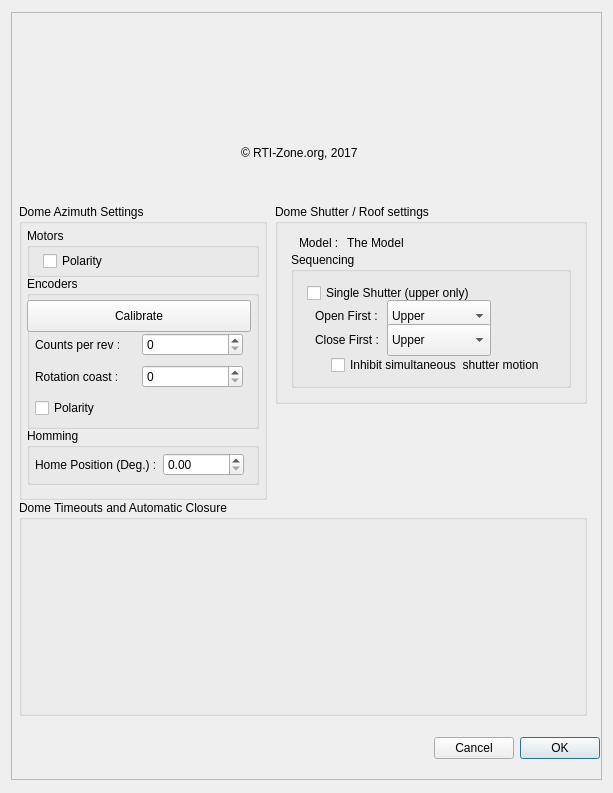
Qt form DomePro.ui (rpineau/DomePro) before a commit.
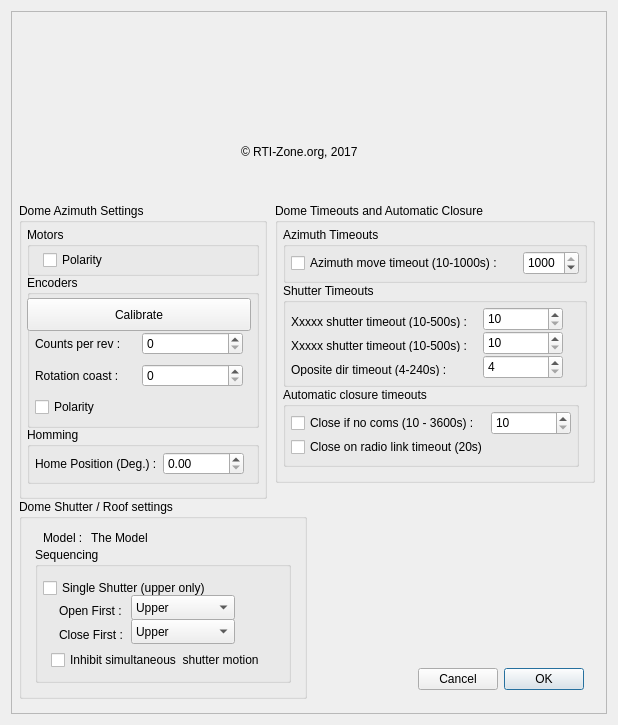
The same form after that commit. Icons and pictures are not drawn. Custom widgets are drawn as their Qt base class.

Commit message: So UI fix, also fixed the install ad build script.

```diff
--- a/DomePro.ui
+++ b/DomePro.ui
@@ -6,8 +6,8 @@
    <rect>
     <x>0</x>
     <y>0</y>
-    <width>613</width>
-    <height>793</height>
+    <width>618</width>
+    <height>725</height>
    </rect>
   </property>
   <property name="minimumSize">
@@ -77,9 +77,9 @@
         <property name="geometry">
          <rect>
           <x>0</x>
-          <y>24</y>
+          <y>23</y>
           <width>224</width>
-          <height>32</height>
+          <height>33</height>
          </rect>
         </property>
         <property name="text">
@@ -223,9 +223,9 @@
      <widget class="QGroupBox" name="groupBox_3">
       <property name="geometry">
        <rect>
-        <x>264</x>
-        <y>192</y>
-        <width>312</width>
+        <x>8</x>
+        <y>488</y>
+        <width>288</width>
         <height>200</height>
        </rect>
       </property>
@@ -263,7 +263,7 @@
         <rect>
          <x>16</x>
          <y>48</y>
-         <width>280</width>
+         <width>256</width>
          <height>136</height>
         </rect>
        </property>
@@ -273,7 +273,7 @@
        <widget class="QCheckBox" name="checkBox_3">
         <property name="geometry">
          <rect>
-          <x>16</x>
+          <x>8</x>
           <y>32</y>
           <width>192</width>
           <height>18</height>
@@ -302,7 +302,7 @@
           <x>96</x>
           <y>48</y>
           <width>104</width>
-          <height>32</height>
+          <height>25</height>
          </rect>
         </property>
         <item>
@@ -335,7 +335,7 @@
           <x>96</x>
           <y>72</y>
           <width>104</width>
-          <height>32</height>
+          <height>25</height>
          </rect>
         </property>
         <item>
@@ -352,9 +352,9 @@
        <widget class="QCheckBox" name="checkBox_4">
         <property name="geometry">
          <rect>
-          <x>40</x>
+          <x>16</x>
           <y>104</y>
-          <width>232</width>
+          <width>224</width>
           <height>18</height>
          </rect>
         </property>
@@ -367,15 +367,218 @@
      <widget class="QGroupBox" name="groupBox_6">
       <property name="geometry">
        <rect>
-        <x>8</x>
-        <y>488</y>
-        <width>568</width>
-        <height>216</height>
+        <x>264</x>
+        <y>192</y>
+        <width>320</width>
+        <height>280</height>
        </rect>
       </property>
       <property name="title">
        <string>Dome Timeouts and Automatic Closure</string>
       </property>
+      <widget class="QGroupBox" name="groupBox_7">
+       <property name="geometry">
+        <rect>
+         <x>8</x>
+         <y>24</y>
+         <width>304</width>
+         <height>56</height>
+        </rect>
+       </property>
+       <property name="title">
+        <string>Azimuth Timeouts</string>
+       </property>
+       <widget class="QCheckBox" name="checkBox_5">
+        <property name="geometry">
+         <rect>
+          <x>8</x>
+          <y>24</y>
+          <width>232</width>
+          <height>24</height>
+         </rect>
+        </property>
+        <property name="text">
+         <string>Azimuth move timeout (10-1000s) :</string>
+        </property>
+       </widget>
+       <widget class="QSpinBox" name="spinBox_2">
+        <property name="geometry">
+         <rect>
+          <x>240</x>
+          <y>24</y>
+          <width>56</width>
+          <height>24</height>
+         </rect>
+        </property>
+        <property name="minimum">
+         <number>10</number>
+        </property>
+        <property name="maximum">
+         <number>1000</number>
+        </property>
+        <property name="value">
+         <number>1000</number>
+        </property>
+       </widget>
+      </widget>
+      <widget class="QGroupBox" name="groupBox_8">
+       <property name="geometry">
+        <rect>
+         <x>8</x>
+         <y>80</y>
+         <width>304</width>
+         <height>104</height>
+        </rect>
+       </property>
+       <property name="title">
+        <string>Shutter Timeouts</string>
+       </property>
+       <widget class="QLabel" name="label_9">
+        <property name="geometry">
+         <rect>
+          <x>8</x>
+          <y>32</y>
+          <width>192</width>
+          <height>13</height>
+         </rect>
+        </property>
+        <property name="text">
+         <string>Xxxxx shutter timeout (10-500s) :</string>
+        </property>
+       </widget>
+       <widget class="QLabel" name="label_10">
+        <property name="geometry">
+         <rect>
+          <x>8</x>
+          <y>56</y>
+          <width>192</width>
+          <height>13</height>
+         </rect>
+        </property>
+        <property name="text">
+         <string>Xxxxx shutter timeout (10-500s) :</string>
+        </property>
+       </widget>
+       <widget class="QLabel" name="label_11">
+        <property name="geometry">
+         <rect>
+          <x>8</x>
+          <y>80</y>
+          <width>192</width>
+          <height>13</height>
+         </rect>
+        </property>
+        <property name="text">
+         <string>Oposite dir timeout (4-240s) :</string>
+        </property>
+       </widget>
+       <widget class="QSpinBox" name="spinBox_3">
+        <property name="geometry">
+         <rect>
+          <x>200</x>
+          <y>24</y>
+          <width>80</width>
+          <height>24</height>
+         </rect>
+        </property>
+        <property name="minimum">
+         <number>10</number>
+        </property>
+        <property name="maximum">
+         <number>500</number>
+        </property>
+       </widget>
+       <widget class="QSpinBox" name="spinBox_4">
+        <property name="geometry">
+         <rect>
+          <x>200</x>
+          <y>48</y>
+          <width>80</width>
+          <height>24</height>
+         </rect>
+        </property>
+        <property name="minimum">
+         <number>10</number>
+        </property>
+        <property name="maximum">
+         <number>500</number>
+        </property>
+       </widget>
+       <widget class="QSpinBox" name="spinBox_5">
+        <property name="geometry">
+         <rect>
+          <x>200</x>
+          <y>72</y>
+          <width>80</width>
+          <height>24</height>
+         </rect>
+        </property>
+        <property name="minimum">
+         <number>4</number>
+        </property>
+        <property name="maximum">
+         <number>420</number>
+        </property>
+        <property name="value">
+         <number>4</number>
+        </property>
+       </widget>
+      </widget>
+      <widget class="QGroupBox" name="groupBox_9">
+       <property name="geometry">
+        <rect>
+         <x>8</x>
+         <y>184</y>
+         <width>296</width>
+         <height>80</height>
+        </rect>
+       </property>
+       <property name="title">
+        <string>Automatic closure timeouts</string>
+       </property>
+       <widget class="QCheckBox" name="checkBox_6">
+        <property name="geometry">
+         <rect>
+          <x>8</x>
+          <y>24</y>
+          <width>200</width>
+          <height>24</height>
+         </rect>
+        </property>
+        <property name="text">
+         <string>Close if no coms (10 - 3600s) :</string>
+        </property>
+       </widget>
+       <widget class="QSpinBox" name="spinBox_6">
+        <property name="geometry">
+         <rect>
+          <x>208</x>
+          <y>24</y>
+          <width>80</width>
+          <height>24</height>
+         </rect>
+        </property>
+        <property name="minimum">
+         <number>10</number>
+        </property>
+        <property name="maximum">
+         <number>3600</number>
+        </property>
+       </widget>
+       <widget class="QCheckBox" name="checkBox_7">
+        <property name="geometry">
+         <rect>
+          <x>8</x>
+          <y>48</y>
+          <width>216</width>
+          <height>24</height>
+         </rect>
+        </property>
+        <property name="text">
+         <string>Close on radio link timeout (20s)</string>
+        </property>
+       </widget>
+      </widget>
      </widget>
      <widget class="QWidget" name="">
       <property name="geometry">
@@ -415,10 +618,10 @@
      <widget class="QWidget" name="">
       <property name="geometry">
        <rect>
-        <x>376</x>
-        <y>720</y>
+        <x>360</x>
+        <y>648</y>
         <width>213</width>
-        <height>32</height>
+        <height>40</height>
        </rect>
       </property>
       <layout class="QHBoxLayout" name="horizontalLayout_4">
```
The commit also changes 4 other files.
